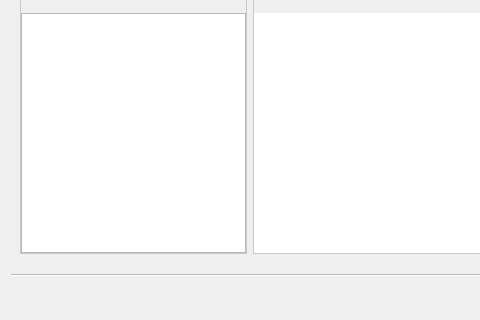
Above: plugins/perspective/GraphPerspective/designer/ImportWizard.ui from Tulip-Dev/tulip before the change; both pictures show x 0 to 480 and y 138 to 458 of the 879 by 458 pixel window. Below: the same form after it.
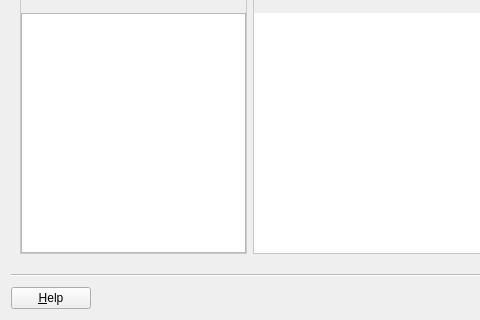
That is the form after the change. Icons and pictures are not drawn.

Commit message: minor enhancement for Export/Import wizards: add a specific button to allow the display of the currently selected module documentation

```diff
--- a/plugins/perspective/GraphPerspective/designer/ImportWizard.ui
+++ b/plugins/perspective/GraphPerspective/designer/ImportWizard.ui
@@ -21,7 +21,7 @@
    <bool>true</bool>
   </property>
   <property name="options">
-   <set>QWizard::ExtendedWatermarkPixmap|QWizard::HaveFinishButtonOnEarlyPages|QWizard::NoBackButtonOnStartPage</set>
+   <set>QWizard::ExtendedWatermarkPixmap|QWizard::HaveFinishButtonOnEarlyPages|QWizard::HaveHelpButton|QWizard::NoBackButtonOnStartPage</set>
   </property>
   <property name="titleFormat">
    <enum>Qt::RichText</enum>
```
Left out of the diff: 12 changed lines with no effect on the pictures. Lines whose indentation alone changed are shown as unchanged. The commit also changes 6 other files.
